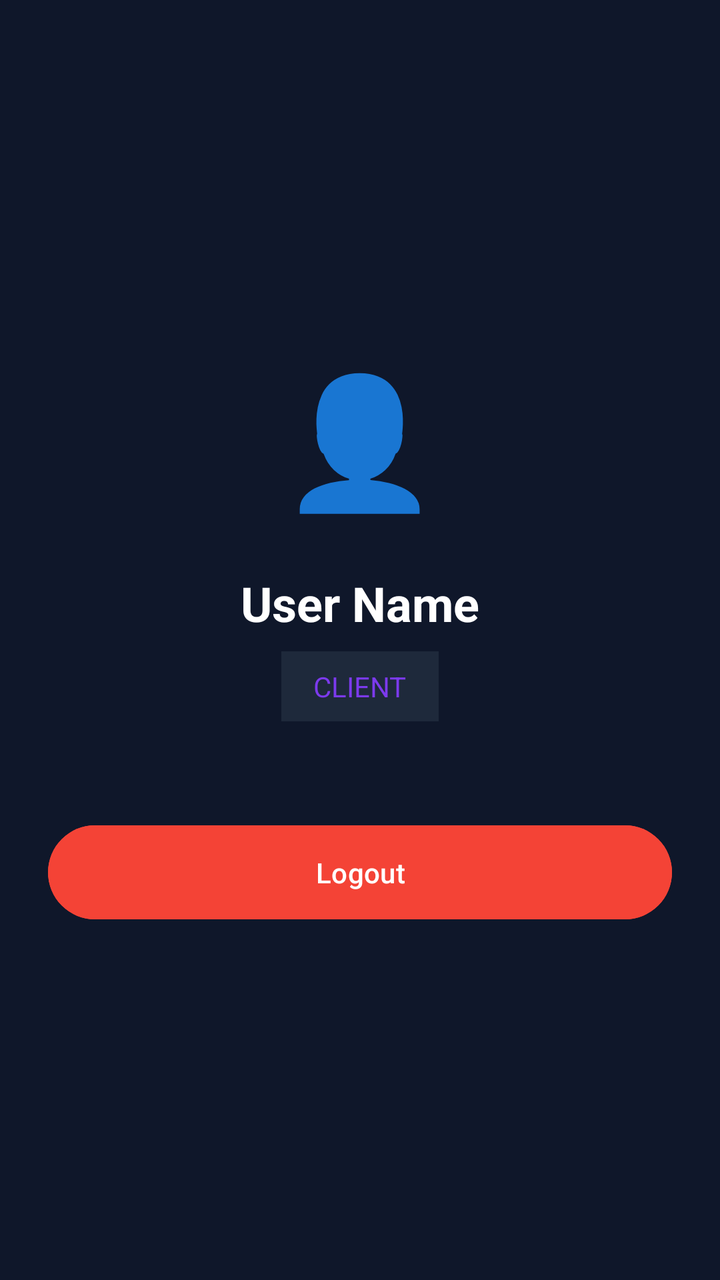
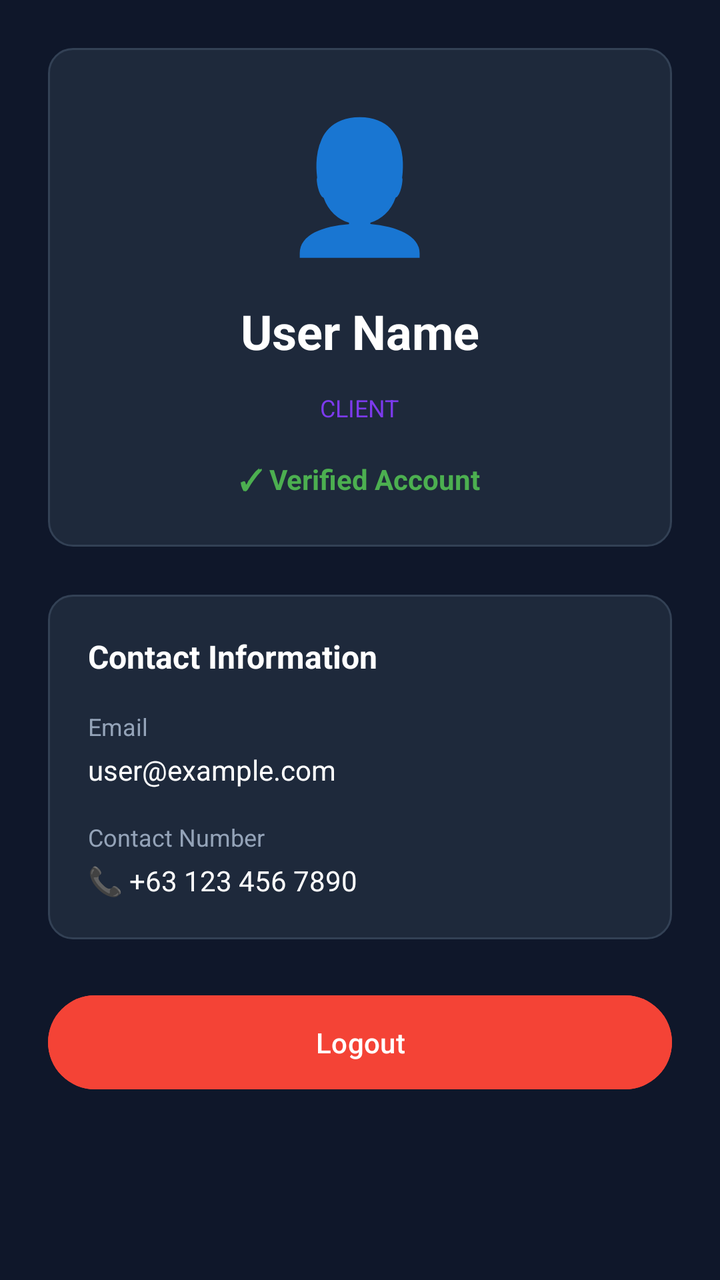

Compare the two renders of this Android layout. The source of the first and the diff that turns it into the second are given below.
<!-- AndroidManifest.xml: application theme Theme.CleanIT -->
<!-- res/layout/activity_profile.xml -->
<?xml version="1.0" encoding="utf-8"?>
<LinearLayout xmlns:android="http://schemas.android.com/apk/res/android"
    android:layout_width="match_parent"
    android:layout_height="match_parent"
    android:orientation="vertical"
    android:background="#0F172A"
    android:padding="24dp"
    android:gravity="center">

    <TextView
        android:layout_width="wrap_content"
        android:layout_height="wrap_content"
        android:text="👤"
        android:textSize="64sp"
        android:textColor="#7C3AED"
        android:layout_marginBottom="24dp"/>

    <TextView
        android:id="@+id/tvProfileName"
        android:layout_width="wrap_content"
        android:layout_height="wrap_content"
        android:text="User Name"
        android:textSize="24sp"
        android:textStyle="bold"
        android:textColor="#FFFFFF"
        android:layout_marginBottom="8dp"/>

    <TextView
        android:id="@+id/tvProfileRole"
        android:layout_width="wrap_content"
        android:layout_height="wrap_content"
        android:text="CLIENT"
        android:textSize="14sp"
        android:textColor="#7C3AED"
        android:background="#1E293B"
        android:paddingHorizontal="16dp"
        android:paddingVertical="8dp"
        android:layout_marginBottom="48dp"/>

    <Button
        android:id="@+id/btnLogout"
        android:layout_width="match_parent"
        android:layout_height="wrap_content"
        android:text="Logout"
        android:textColor="#FFFFFF"
        android:backgroundTint="#F44336"
        android:padding="14dp"/>

</LinearLayout>
<!-- resources referenced by this layout -->
<resources>
  <style name="Theme.CleanIT" parent="Base.Theme.CleanIT" />
  <style name="Base.Theme.CleanIT" parent="Theme.Material3.DayNight.NoActionBar">
          
          
      </style>
</resources>

<!-- the commit's change to res/layout/activity_profile.xml (unified diff, before → after) -->
@@ -1,49 +1,146 @@
 <?xml version="1.0" encoding="utf-8"?>
-<LinearLayout xmlns:android="http://schemas.android.com/apk/res/android"
+<ScrollView xmlns:android="http://schemas.android.com/apk/res/android"
     android:layout_width="match_parent"
     android:layout_height="match_parent"
-    android:orientation="vertical"
     android:background="#0F172A"
-    android:padding="24dp"
-    android:gravity="center">
+    android:fillViewport="true">
 
-    <TextView
-        android:layout_width="wrap_content"
-        android:layout_height="wrap_content"
-        android:text="👤"
-        android:textSize="64sp"
-        android:textColor="#7C3AED"
-        android:layout_marginBottom="24dp"/>
-
-    <TextView
-        android:id="@+id/tvProfileName"
-        android:layout_width="wrap_content"
-        android:layout_height="wrap_content"
-        android:text="User Name"
-        android:textSize="24sp"
-        android:textStyle="bold"
-        android:textColor="#FFFFFF"
-        android:layout_marginBottom="8dp"/>
-
-    <TextView
-        android:id="@+id/tvProfileRole"
-        android:layout_width="wrap_content"
-        android:layout_height="wrap_content"
-        android:text="CLIENT"
-        android:textSize="14sp"
-        android:textColor="#7C3AED"
-        android:background="#1E293B"
-        android:paddingHorizontal="16dp"
-        android:paddingVertical="8dp"
-        android:layout_marginBottom="48dp"/>
-
-    <Button
-        android:id="@+id/btnLogout"
+    <LinearLayout
         android:layout_width="match_parent"
         android:layout_height="wrap_content"
-        android:text="Logout"
-        android:textColor="#FFFFFF"
-        android:backgroundTint="#F44336"
-        android:padding="14dp"/>
+        android:orientation="vertical"
+        android:padding="24dp">
 
-</LinearLayout>
+        
+        <LinearLayout
+            android:layout_width="match_parent"
+            android:layout_height="wrap_content"
+            android:orientation="vertical"
+            android:gravity="center"
+            android:background="@drawable/bg_empty_state"
+            android:padding="24dp"
+            android:layout_marginBottom="24dp">
+
+            <TextView
+                android:layout_width="wrap_content"
+                android:layout_height="wrap_content"
+                android:text="👤"
+                android:textSize="64sp"
+                android:textColor="#7C3AED"
+                android:layout_marginBottom="16dp"/>
+
+            <TextView
+                android:id="@+id/tvProfileName"
+                android:layout_width="wrap_content"
+                android:layout_height="wrap_content"
+                android:text="User Name"
+                android:textSize="24sp"
+                android:textStyle="bold"
+                android:textColor="#FFFFFF"
+                android:layout_marginBottom="8dp"/>
+
+            <TextView
+                android:id="@+id/tvProfileRole"
+                android:layout_width="wrap_content"
+                android:layout_height="wrap_content"
+                android:text="CLIENT"
+                android:textSize="12sp"
+                android:textColor="#7C3AED"
+                android:background="#1E293B"
+                android:paddingHorizontal="16dp"
+                android:paddingVertical="6dp"
+                android:layout_marginBottom="12dp"/>
+
+            <TextView
+                android:id="@+id/tvVerificationStatus"
+                android:layout_width="wrap_content"
+                android:layout_height="wrap_content"
+                android:text="✓ Verified Account"
+                android:textSize="14sp"
+                android:textColor="#4CAF50"
+                android:textStyle="bold"/>
+
+        </LinearLayout>
+
+        
+        <LinearLayout
+            android:layout_width="match_parent"
+            android:layout_height="wrap_content"
+            android:orientation="vertical"
+            android:background="@drawable/bg_empty_state"
+            android:padding="20dp"
+            android:layout_marginBottom="24dp">
+
+            <TextView
+                android:layout_width="wrap_content"
+                android:layout_height="wrap_content"
+                android:text="Contact Information"
+                android:textSize="16sp"
+                android:textStyle="bold"
+                android:textColor="#FFFFFF"
+                android:layout_marginBottom="16dp"/>
+
+            
+            <LinearLayout
+                android:layout_width="match_parent"
+                android:layout_height="wrap_content"
+                android:orientation="vertical"
+                android:layout_marginBottom="16dp">
+
+                <TextView
+                    android:layout_width="wrap_content"
+                    android:layout_height="wrap_content"
+                    android:text="Email"
+                    android:textSize="12sp"
+                    android:textColor="#94A3B8"
+                    android:layout_marginBottom="4dp"/>
+
+                <TextView
+                    android:id="@+id/tvProfileEmail"
+                    android:layout_width="wrap_content"
+                    android:layout_height="wrap_content"
+                    android:text="user@example.com"
+                    android:textSize="14sp"
+                    android:textColor="#FFFFFF"/>
+
+            </LinearLayout>
+
+            
+            <LinearLayout
+                android:layout_width="match_parent"
+                android:layout_height="wrap_content"
+                android:orientation="vertical">
+
+                <TextView
+                    android:layout_width="wrap_content"
+                    android:layout_height="wrap_content"
+                    android:text="Contact Number"
+                    android:textSize="12sp"
+                    android:textColor="#94A3B8"
+                    android:layout_marginBottom="4dp"/>
+
+                <TextView
+                    android:id="@+id/tvProfileContact"
+                    android:layout_width="wrap_content"
+                    android:layout_height="wrap_content"
+                    android:text="📞 +63 123 456 7890"
+                    android:textSize="14sp"
+                    android:textColor="#FFFFFF"/>
+
+            </LinearLayout>
+
+        </LinearLayout>
+
+        
+        <Button
+            android:id="@+id/btnLogout"
+            android:layout_width="match_parent"
+            android:layout_height="wrap_content"
+            android:text="Logout"
+            android:textColor="#FFFFFF"
+            android:backgroundTint="#F44336"
+            android:padding="14dp"/>
+
+    </LinearLayout>
+
+</ScrollView>
<!-- resource entries referenced after the edit -->
@@ -1,5 +1,12 @@
 <!-- resources referenced by this layout -->
 <resources>
+  <!-- drawable bg_empty_state (drawable) -->
+  <?xml version="1.0" encoding="utf-8"?>
+  <shape xmlns:android="http://schemas.android.com/apk/res/android">
+      <solid android:color="#1E293B"/>
+      <corners android:radius="12dp"/>
+      <stroke android:width="1dp" android:color="#334155"/>
+  </shape>
   <style name="Theme.CleanIT" parent="Base.Theme.CleanIT" />
   <style name="Base.Theme.CleanIT" parent="Theme.Material3.DayNight.NoActionBar">
           
